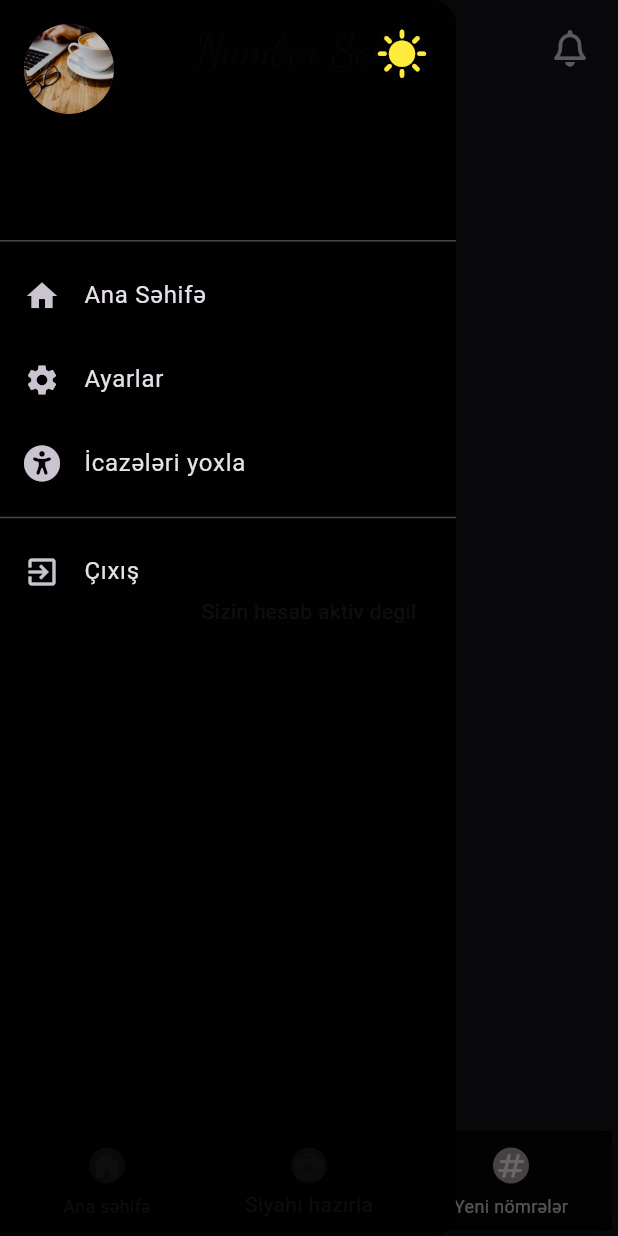
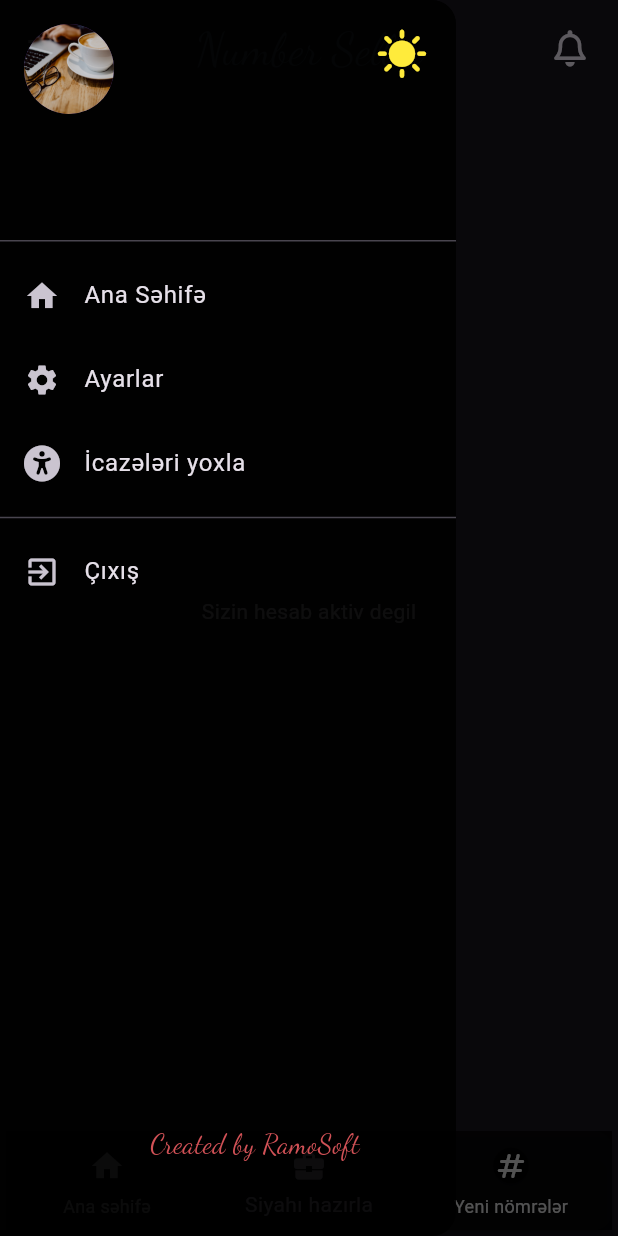
Before and after one commit to ramo828/numb_v4, a Flutter app: the home_page screen opened directly, item 2 of the bottom bar chosen, with the side drawer open, on a phone screen of 412 x 824 dp. Run offline on Flutter 3.47's test engine with Material 3 defaults, Android fonts, the phone set to English and light mode, and no system bars; our stand-ins replace cloud_firestore, device_info_plus, dots_indicator, firebase_auth, firebase_core, firebase_storage and 7 more; accounts and stored records are empty; network calls fail.

Commit message:
fix cosmetics problems

```diff
--- a/lib/pages/active_/active_page.dart
+++ b/lib/pages/active_/active_page.dart
@@ -100,7 +100,7 @@ class _active_pageState extends State<active_page> {
           ]),
           builder: (BuildContext context, AsyncSnapshot<List<bool>> snapshot) {
             if (snapshot.connectionState == ConnectionState.waiting) {
-              return const CircularProgressIndicator();
+              return const LinearProgressIndicator();
             } else if (snapshot.hasError) {
               return Text('Hata: ${snapshot.error}');
             } else {
@@ -610,6 +610,7 @@ class _active_pageState extends State<active_page> {
                               // ignore: use_build_context_synchronously
                               showSnackBar(context,
                                   "Yeni baza köhnə bazaya dəyişdirildi", 2);
+                              setState(() {});
                             } else {
                               // ignore: use_build_context_synchronously
                               showSnackBar(
--- a/lib/pages/work_home.dart
+++ b/lib/pages/work_home.dart
@@ -29,7 +29,7 @@ bool _updateStatus = false;
 String _updateContent = '';
 String _updateTitle = '';
 // ignore: non_constant_identifier_names
-String real_version = "4.2.8b";
+String real_version = "4.2.8d";
 bool _isAdmin = false;
 String _name = '';
 String _surname = '';
@@ -100,6 +100,7 @@ class _home_pageState extends State<home_page> {
             _name = 'Kullanıcı bulunamadı';
           });
         }
+        requestPermissions();
       });
 
       _notificationSubscription = _firestore
@@ -164,6 +165,9 @@ class _home_pageState extends State<home_page> {
   @override
   Widget build(BuildContext context) {
     final statusProv = Provider.of<statusProvider>(context, listen: false);
+    Color startColor = Colors.red;
+    Color endColor = Colors.blue;
+    double animationValue = 0.0;
     if (_logOut) {
       saveBoolValue("logIn", false);
       exit(1);
@@ -177,6 +181,8 @@ class _home_pageState extends State<home_page> {
     return Consumer<ModelTheme>(
         builder: (context, ModelTheme themeNotifier, child) {
       final indexProv = Provider.of<indexProvider>(context, listen: true);
+      double screenHeight = MediaQuery.of(context).size.height;
+      double screenWidth = MediaQuery.of(context).size.width;
 
       return Scaffold(
           drawer: Drawer(
@@ -283,6 +289,40 @@ class _home_pageState extends State<home_page> {
                     );
                   },
                 ),
+
+                TweenAnimationBuilder(
+                  // Animasyon süresi
+                  duration: const Duration(seconds: 3),
+
+                  // Başlangıç ve bitiş renkleri için ColorTween kullanılır
+                  tween: ColorTween(begin: startColor, end: endColor),
+
+                  // Builder işlevi, animasyon sırasında her çerçeve için çağrılır
+                  builder: (context, color, child) {
+                    return Padding(
+                      padding:
+                          EdgeInsets.only(top: screenHeight / 2.42, left: 100),
+                      child: Text(
+                        "Created by RamoSoft",
+                        style: TextStyle(
+                          fontFamily: "Handwriting",
+                          fontSize: 18,
+                          color: color,
+                        ),
+                      ),
+                    );
+                  },
+
+                  // Animasyon tamamlandığında bu işlev çağrılır
+                  onEnd: () {
+                    // Animasyon tamamlandığında renkleri değiştir
+                    final tempColor = startColor;
+                    setState(() {
+                      startColor = endColor;
+                      endColor = tempColor;
+                    });
+                  },
+                )
               ],
             ),
           ),
@@ -302,7 +342,9 @@ class _home_pageState extends State<home_page> {
               items: [
                 BottomNavigationBarItem(
                   icon: Card(
-                    color: Colors.brown.shade100.withOpacity(0.7),
+                    color: darkTheme
+                        ? Colors.brown.shade100.withOpacity(0.7)
+                        : Colors.black.withOpacity(0.7),
                     child: const Icon(
                       Icons.home,
                     ),
@@ -311,7 +353,9 @@ class _home_pageState extends State<home_page> {
                 ),
                 BottomNavigationBarItem(
                   icon: Card(
-                    color: Colors.brown.shade100.withOpacity(0.7),
+                    color: darkTheme
+                        ? Colors.brown.shade100.withOpacity(0.7)
+                        : Colors.black.withOpacity(0.7),
                     child: const Icon(
                       Icons.business_center,
                     ),
@@ -320,7 +364,9 @@ class _home_pageState extends State<home_page> {
                 ),
                 BottomNavigationBarItem(
                   icon: Card(
-                    color: Colors.brown.shade100.withOpacity(0.7),
+                    color: darkTheme
+                        ? Colors.brown.shade100.withOpacity(0.7)
+                        : Colors.black.withOpacity(0.7),
                     child: const Icon(
                       Icons.numbers_rounded,
                     ),
```
Also changed, not shown: lib/pages/work_elements.dart (+14 -9 lines).
